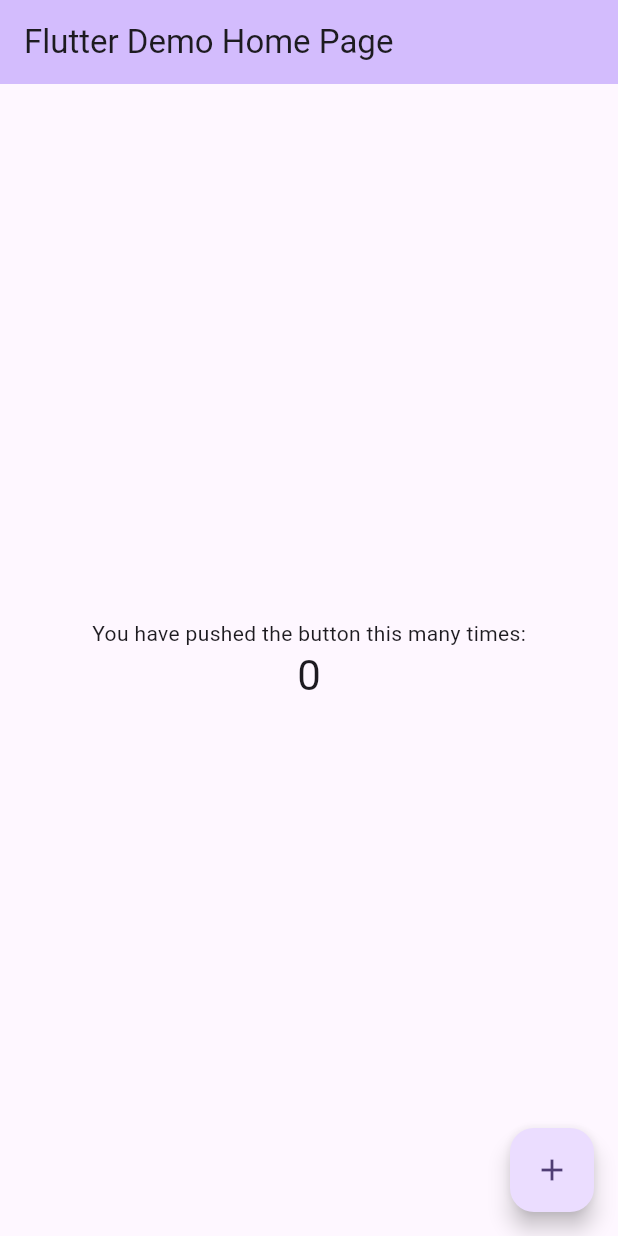
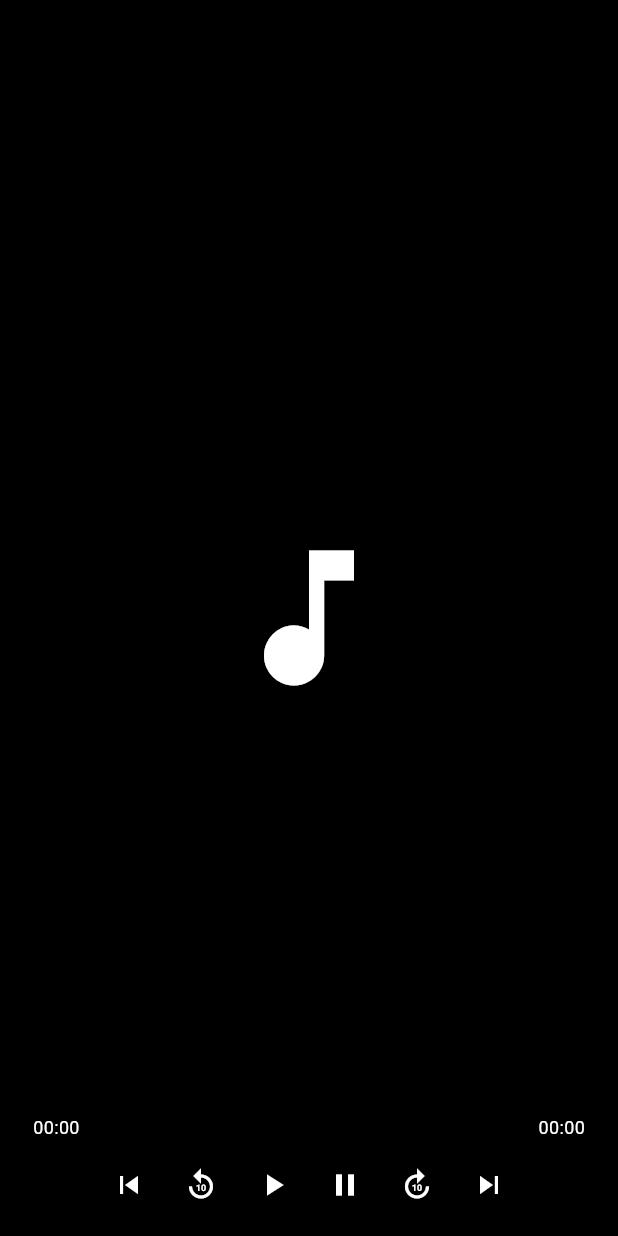
Before and after one commit to 67Vatsal/flutter_Mediaplayer_functionality, a Flutter app: the first screen one second after launch, on a phone screen of 412 x 824 dp. Run offline on Flutter 3.47's test engine with Material 3 defaults, Android fonts, the phone set to English and light mode, and no system bars; our stand-ins replace just_audio, video_player.

Commit message:
mediaPlayer functionality.

```diff
--- a/lib/main.dart
+++ b/lib/main.dart
@@ -1,4 +1,5 @@
 import 'package:flutter/material.dart';
+import 'media_player.dart';
 
 void main() {
   runApp(const MyApp());
@@ -7,115 +8,55 @@ void main() {
 class MyApp extends StatelessWidget {
   const MyApp({super.key});
 
-  // This widget is the root of your application.
   @override
   Widget build(BuildContext context) {
     return MaterialApp(
-      title: 'Flutter Demo',
-      theme: ThemeData(
-        // This is the theme of your application.
-        //
-        // TRY THIS: Try running your application with "flutter run". You'll see
-        // the application has a purple toolbar. Then, without quitting the app,
-        // try changing the seedColor in the colorScheme below to Colors.green
-        // and then invoke "hot reload" (save your changes or press the "hot
-        // reload" button in a Flutter-supported IDE, or press "r" if you used
-        // the command line to start the app).
-        //
-        // Notice that the counter didn't reset back to zero; the application
-        // state is not lost during the reload. To reset the state, use hot
-        // restart instead.
-        //
-        // This works for code too, not just values: Most code changes can be
-        // tested with just a hot reload.
-        colorScheme: .fromSeed(seedColor: Colors.deepPurple),
-      ),
-      home: const MyHomePage(title: 'Flutter Demo Home Page'),
-    );
-  }
-}
-
-class MyHomePage extends StatefulWidget {
-  const MyHomePage({super.key, required this.title});
-
-  // This widget is the home page of your application. It is stateful, meaning
-  // that it has a State object (defined below) that contains fields that affect
-  // how it looks.
-
-  // This class is the configuration for the state. It holds the values (in this
-  // case the title) provided by the parent (in this case the App widget) and
-  // used by the build method of the State. Fields in a Widget subclass are
-  // always marked "final".
-
-  final String title;
-
-  @override
-  State<MyHomePage> createState() => _MyHomePageState();
-}
-
-class _MyHomePageState extends State<MyHomePage> {
-  int _counter = 0;
-
-  void _incrementCounter() {
-    setState(() {
-      // This call to setState tells the Flutter framework that something has
-      // changed in this State, which causes it to rerun the build method below
-      // so that the display can reflect the updated values. If we changed
-      // _counter without calling setState(), then the build method would not be
-      // called again, and so nothing would appear to happen.
-      _counter++;
-    });
-  }
-
-  @override
-  Widget build(BuildContext context) {
-    // This method is rerun every time setState is called, for instance as done
-    // by the _incrementCounter method above.
-    //
-    // The Flutter framework has been optimized to make rerunning build methods
-    // fast, so that you can just rebuild anything that needs updating rather
-    // than having to individually change instances of widgets.
-    return Scaffold(
-      appBar: AppBar(
-        // TRY THIS: Try changing the color here to a specific color (to
-        // Colors.amber, perhaps?) and trigger a hot reload to see the AppBar
-        // change color while the other colors stay the same.
-        backgroundColor: Theme.of(context).colorScheme.inversePrimary,
-        // Here we take the value from the MyHomePage object that was created by
-        // the App.build method, and use it to set our appbar title.
-        title: Text(widget.title),
-      ),
-      body: Center(
-        // Center is a layout widget. It takes a single child and positions it
-        // in the middle of the parent.
-        child: Column(
-          // Column is also a layout widget. It takes a list of children and
-          // arranges them vertically. By default, it sizes itself to fit its
-          // children horizontally, and tries to be as tall as its parent.
-          //
-          // Column has various properties to control how it sizes itself and
-          // how it positions its children. Here we use mainAxisAlignment to
-          // center the children vertically; the main axis here is the vertical
-          // axis because Columns are vertical (the cross axis would be
-          // horizontal).
-          //
-          // TRY THIS: Invoke "debug painting" (choose the "Toggle Debug Paint"
-          // action in the IDE, or press "p" in the console), to see the
-          // wireframe for each widget.
-          mainAxisAlignment: .center,
-          children: [
-            const Text('You have pushed the button this many times:'),
-            Text(
-              '$_counter',
-              style: Theme.of(context).textTheme.headlineMedium,
+      debugShowCheckedModeBanner: false,
+      home: SafeArea(
+        child: Scaffold(
+          backgroundColor: Colors.black,
+          body: Center(
+            child: MediaPlayerWidget(
+              playlist: [
+                // 1️⃣ Audio
+                MediaItem(
+                  url:
+                  'https://www.soundhelix.com/examples/mp3/SoundHelix-Song-1.mp3',
+                  type: MediaType.audio,
+                  title: 'Audio 1',
+                ),
+                // 2️⃣ Video
+                MediaItem(
+                  url:
+                  'https://flutter.github.io/assets-for-api-docs/assets/videos/bee.mp4',
+                  type: MediaType.video,
+                  title: 'Video 1',
+                ),
+                // 3️⃣ Audio
+                MediaItem(
+                  url:
+                  'https://www.soundhelix.com/examples/mp3/SoundHelix-Song-2.mp3',
+                  type: MediaType.audio,
+                  title: 'Audio 2',
+                ),
+                // 4️⃣ Video
+                MediaItem(
+                  url:
+                  'https://samplelib.com/lib/preview/mp4/sample-5s.mp4',
+                  type: MediaType.video,
+                  title: 'Video 2',
+                ),
+                // 5️⃣ Audio
+                MediaItem(
+                  url:
+                  'https://www.soundhelix.com/examples/mp3/SoundHelix-Song-3.mp3',
+                  type: MediaType.audio,
+                  title: 'Audio 3',
+                ),
+              ],
             ),
-          ],
+          ),
         ),
-      ),
-      floatingActionButton: FloatingActionButton(
-        onPressed: _incrementCounter,
-        tooltip: 'Increment',
-        child: const Icon(Icons.add),
       ),
     );
   }
--- /dev/null
+++ b/lib/media_player.dart
@@ -0,0 +1,5 @@
+library media_player;
+
+export 'src/media_item.dart';
+export 'src/media_player_widget.dart';
+export 'src/media_player_controller.dart';
--- /dev/null
+++ b/lib/src/media_item.dart
@@ -0,0 +1,13 @@
+enum MediaType { audio, video }
+
+class MediaItem {
+  final String url;
+  final MediaType type;
+  final String title;
+
+  MediaItem({
+    required this.url,
+    required this.type,
+    required this.title,
+  });
+}
--- /dev/null
+++ b/lib/src/media_player_widget.dart
@@ -0,0 +1,189 @@
+import 'dart:async';
+import 'package:flutter/material.dart';
+import 'package:video_player/video_player.dart';
+import 'media_item.dart';
+import 'media_player_controller.dart';
+
+class MediaPlayerWidget extends StatefulWidget {
+  final List<MediaItem> playlist;
+  const MediaPlayerWidget({super.key, required this.playlist});
+
+  @override
+  State<MediaPlayerWidget> createState() => _MediaPlayerWidgetState();
+}
+
+class _MediaPlayerWidgetState extends State<MediaPlayerWidget> {
+  late MediaPlayerController controller;
+  bool loading = true;
+  bool showControls = true;
+  Timer? _hideTimer;
+
+  Duration audioPosition = Duration.zero;
+  Duration audioDuration = Duration.zero;
+
+  @override
+  void initState() {
+    super.initState();
+    controller = MediaPlayerController();
+    _init();
+  }
+
+  Future<void> _init() async {
+    await controller.loadPlaylist(widget.playlist);
+
+    // Listen to audio position
+    controller.audioPositionStream.listen((pos) {
+      if (!mounted) return;
+      setState(() => audioPosition = pos);
+    });
+
+    // Listen to audio duration
+    controller.audioDurationStream.listen((dur) {
+      if (!mounted) return;
+      if (dur != null) setState(() => audioDuration = dur);
+    });
+
+    if (!mounted) return;
+    setState(() => loading = false);
+
+    await controller.play();
+    _startHideTimer();
+  }
+
+  void _startHideTimer() {
+    _hideTimer?.cancel();
+    _hideTimer = Timer(const Duration(seconds: 3), () {
+      if (mounted) setState(() => showControls = false);
+    });
+  }
+
+  @override
+  void dispose() {
+    _hideTimer?.cancel();
+    controller.dispose();
+    super.dispose();
+  }
+
+  @override
+  Widget build(BuildContext context) {
+    if (loading) return const Center(child: CircularProgressIndicator(color: Colors.white));
+
+    final media = controller.current;
+
+    return GestureDetector(
+      onTap: () {
+        setState(() => showControls = !showControls);
+        _startHideTimer();
+      },
+      child: Stack(
+        alignment: Alignment.bottomCenter,
+        children: [
+          // MEDIA VIEW
+          Center(
+            child: media.type == MediaType.video
+                ? ValueListenableBuilder<VideoPlayerValue>(
+              valueListenable: controller.videoController!,
+              builder: (context, value, _) {
+                if (!value.isInitialized) {
+                  return const CircularProgressIndicator(color: Colors.white);
+                }
+                return AspectRatio(
+                  aspectRatio: value.aspectRatio,
+                  child: VideoPlayer(controller.videoController!),
+                );
+              },
+            )
+                : const Icon(Icons.music_note, size: 120, color: Colors.white),
+          ),
+
+          // CONTROLS
+          if (showControls)
+            Container(
+              padding: const EdgeInsets.all(10),
+              color: Colors.black54,
+              child: Column(
+                mainAxisSize: MainAxisSize.min,
+                children: [
+                  // VIDEO SEEK
+                  if (media.type == MediaType.video)
+                    VideoProgressIndicator(
+                      controller.videoController!,
+                      allowScrubbing: true,
+                      colors: const VideoProgressColors(
+                        playedColor: Colors.red,
+                        bufferedColor: Colors.white54,
+                        backgroundColor: Colors.white24,
+                      ),
+                    ),
+
+                  // AUDIO SEEK
+                  if (media.type == MediaType.audio)
+                    Column(
+                      children: [
+                        if (audioDuration.inMilliseconds > 0)
+                          Slider(
+                            value: audioPosition.inMilliseconds
+                                .clamp(0, audioDuration.inMilliseconds)
+                                .toDouble(),
+                            max: audioDuration.inMilliseconds.toDouble(),
+                            min: 0,
+                            onChanged: (value) {
+                              controller.seekAudio(Duration(milliseconds: value.toInt()));
+                            },
+                            activeColor: Colors.red,
+                            inactiveColor: Colors.white30,
+                          )
+                        else
+                          const SizedBox(height: 20),
+                        Padding(
+                          padding: const EdgeInsets.symmetric(horizontal: 12),
+                          child: Row(
+                            mainAxisAlignment: MainAxisAlignment.spaceBetween,
+                            children: [
+                              _timeText(audioPosition),
+                              _timeText(audioDuration),
+                            ],
+                          ),
+                        ),
+                      ],
+                    ),
+
+                  const SizedBox(height: 6),
+
+                  // BUTTONS
+                  Row(
+                    mainAxisAlignment: MainAxisAlignment.center,
+                    children: [
+                      _btn(Icons.skip_previous, () => controller.previous()),
+                      _btn(Icons.replay_10, () => controller.rewind()),
+                      _btn(Icons.play_arrow, () => controller.play()),
+                      _btn(Icons.pause, () => controller.pause()),
+                      _btn(Icons.forward_10, () => controller.fastForward()),
+                      _btn(Icons.skip_next, () => controller.next()),
+                    ],
+                  ),
+                ],
+              ),
+            ),
+        ],
+      ),
+    );
+  }
+
+  Widget _btn(IconData icon, Future<void> Function() onPressed) {
+    return IconButton(
+      icon: Icon(icon, color: Colors.white),
+      onPressed: () async {
+        await onPressed();
+        if (mounted) setState(() {});
+      },
+    );
+  }
+
+  Widget _timeText(Duration d) {
+    String two(int n) => n.toString().padLeft(2, '0');
+    final m = two(d.inMinutes.remainder(60));
+    final s = two(d.inSeconds.remainder(60));
+    return Text('$m:$s', style: const TextStyle(color: Colors.white, fontSize: 12));
+  }
+}
--- a/pubspec.yaml
+++ b/pubspec.yaml
@@ -30,6 +30,8 @@ environment:
 dependencies:
   flutter:
     sdk: flutter
+  just_audio: ^0.9.36
+  video_player: ^2.8.1
 
   # The following adds the Cupertino Icons font to your application.
   # Use with the CupertinoIcons class for iOS style icons.
```
Also changed, not shown: lib/src/media_player_controller.dart (added, +125 -0 lines), pubspec.lock, 2 other files.
